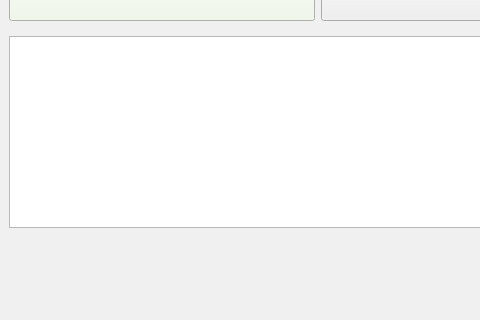
salaheddinek/html-auto-2columns, file src/main.ui: the form before one commit; both pictures show x 0 to 480 and y 560 to 880 of the 1257 by 880 pixel window.
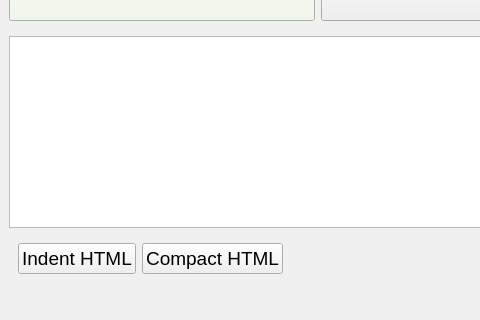
The form after the commit.

Commit message: new compact button

What changed in the file:
```diff
--- a/src/main.ui
+++ b/src/main.ui
@@ -1190,6 +1190,20 @@
     <item>
      <widget class="QWidget" name="wid_quit" native="true">
       <layout class="QHBoxLayout" name="horizontalLayout_5">
+       <item>
+        <widget class="QPushButton" name="btn_indent">
+         <property name="text">
+          <string>Indent HTML</string>
+         </property>
+        </widget>
+       </item>
+       <item>
+        <widget class="QPushButton" name="btn_compact">
+         <property name="text">
+          <string>Compact HTML</string>
+         </property>
+        </widget>
+       </item>
        <item>
         <spacer name="horizontalSpacer">
          <property name="orientation">
```
The commit also changes 10 other files.
